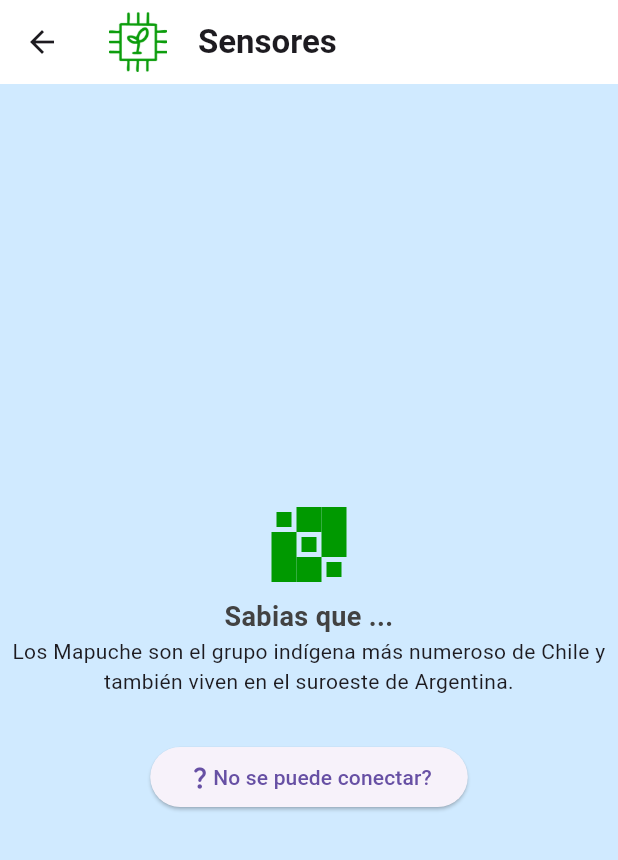
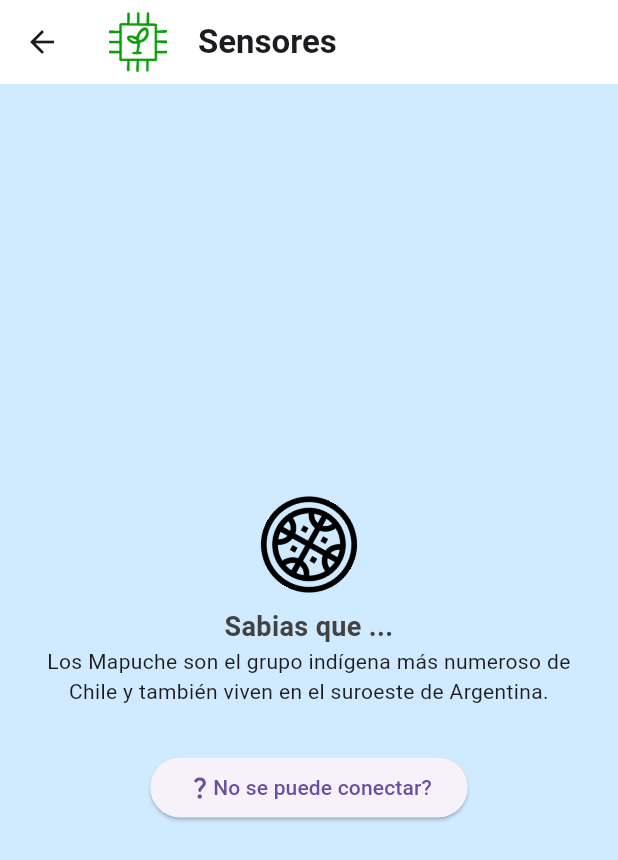
Before and after one commit to kimeltuwe-loftech/Aplicacion_movil, a Flutter app: the Sensores screen opened directly, on a phone screen of 412 x 824 dp. Shown: the top 860 px of the screen. Run offline on Flutter 3.47's test engine with Material 3 defaults, Android fonts, the phone set to English and light mode, and no system bars; our stand-ins replace fl_chart, flutter_spinkit, flutter_svg, image_picker, shared_preferences; missing offline and left inert: udp; accounts and stored records are empty; statements that could not run were skipped.

Commit message:
Loading icon

```diff
--- /dev/null
+++ b/lib/loading_icon.dart
@@ -0,0 +1,83 @@
+import 'dart:math' as math;
+import 'package:flutter/material.dart';
+import 'package:flutter_svg/flutter_svg.dart';
+
+class SpinningLoaderIcon extends StatefulWidget {
+  final String assetName;
+  final double size;
+
+  const SpinningLoaderIcon({
+    Key? key,
+    required this.assetName,
+    this.size = 48.0,
+  }) : super(key: key);
+
+  @override
+  State<SpinningLoaderIcon> createState() => _SpinningLoaderIconState();
+}
+
+class _SpinningLoaderIconState extends State<SpinningLoaderIcon>
+    with SingleTickerProviderStateMixin {
+  late final AnimationController _controller;
+
+  // Duration of one speed-up / slow-down cycle
+  static const _cycleDuration = Duration(seconds: 3);
+
+  @override
+  void initState() {
+    super.initState();
+    _controller = AnimationController(
+      vsync: this,
+      duration: _cycleDuration,
+    )..repeat(); // keeps cycling 0 -> 1 -> 0 -> ...
+  }
+
+  @override
+  void dispose() {
+    _controller.dispose();
+    super.dispose();
+  }
+
+  double _computeAngle(double t) {
+    // t in [0,1], repeating every 3 seconds
+
+    // Average number of full rotations per cycle (e.g. 2 rev / 3s)
+    const double baseRotationsPerCycle = 2.0;
+
+    // Amplitude of the speed variation (0 = constant speed)
+    const double speedVariationAmplitude = 0.25;
+
+    // f(t) is the total number of rotations since the start of the cycle.
+    // Its derivative f'(t) is the instantaneous rotation speed.
+    //
+    //   f(t) = base * t + A * sin(2πt)
+    //   f'(t) = base + A * 2π cos(2πt)
+    //
+    // Because sin(2π * 1) = 0, f(1) = base * 1 (an integer if base is integer),
+    // so the angle is continuous across cycles.
+    final rotations = baseRotationsPerCycle * t +
+        speedVariationAmplitude * math.sin(2 * math.pi * t);
+
+    // Convert rotations to radians: 1 rotation = 2π radians
+    return 2 * math.pi * rotations;
+  }
+
+  @override
+  Widget build(BuildContext context) {
+    return AnimatedBuilder(
+      animation: _controller,
+      builder: (context, child) {
+        final angle = _computeAngle(_controller.value);
+        return Transform.rotate(
+          angle: angle,
+          child: child,
+        );
+      },
+      child: SizedBox(
+        width: widget.size,
+        height: widget.size,
+        child: Image.asset(widget.assetName),
+      ),
+    );
+  }
+}
--- a/lib/sensores.dart
+++ b/lib/sensores.dart
@@ -7,6 +7,7 @@ import 'globals/sensor_definitions.dart';
 import 'connecting_help.dart';
 import 'package:provider/provider.dart';
 import 'util/udp.dart';
+import 'loading_icon.dart';
 
 class Sensores extends StatefulWidget {
   const Sensores({super.key});
@@ -36,12 +37,12 @@ class _SensoresState extends State<Sensores> {
       ),
       backgroundColor: const Color(0xFFD0EAFF),
       body: loading
-          ? Center(
+          ? Container(
+              padding: EdgeInsets.symmetric(horizontal: 20),
               child: Column(
                 mainAxisAlignment: MainAxisAlignment.center,
                 children: [
-                  // SpinningSvgLoader(),
-                  SpinKitCubeGrid(color: const Color(0xFF009900), size: 50.0),
+                  SpinningLoaderIcon(assetName: 'assets/mapuche_symbol_loading.png', size: 64),
                   SizedBox(height: 10),
                   Text(
                     'Sabias que ...',
--- a/pubspec.yaml
+++ b/pubspec.yaml
@@ -87,7 +87,7 @@ flutter:
     - assets/tutorial_principal.png
     - assets/configuracion_principal.png
     - assets/ficha.png
-    - assets/mapuche_loading_icon.svg
+    - assets/mapuche_symbol_loading.png
 
   # An image asset can refer to one or more resolution-specific "variants", see
   # https://flutter.dev/to/resolution-aware-images
```
Also changed, not shown: assets/mapuche_symbol_loading.png (added).
